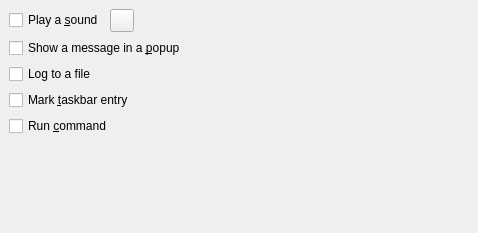
Before: the Qt Designer form knotify/config/knotifyconfigactionswidgetbase.ui in KDE/kdelibs, drawn with Qt 5.
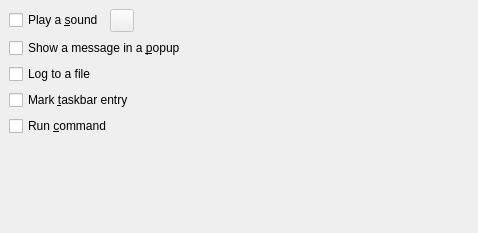
After: the same form once the commit is applied. Custom widgets are drawn as their Qt base class.

Commit message: Disable at the beginning

The edit to the form file:
```diff
--- a/knotify/config/knotifyconfigactionswidgetbase.ui
+++ b/knotify/config/knotifyconfigactionswidgetbase.ui
@@ -39,6 +39,9 @@
      </item>
      <item>
       <widget class="QToolButton" name="Sound_play" >
+       <property name="enabled" >
+        <bool>false</bool>
+       </property>
        <property name="text" >
         <string/>
        </property>
```
